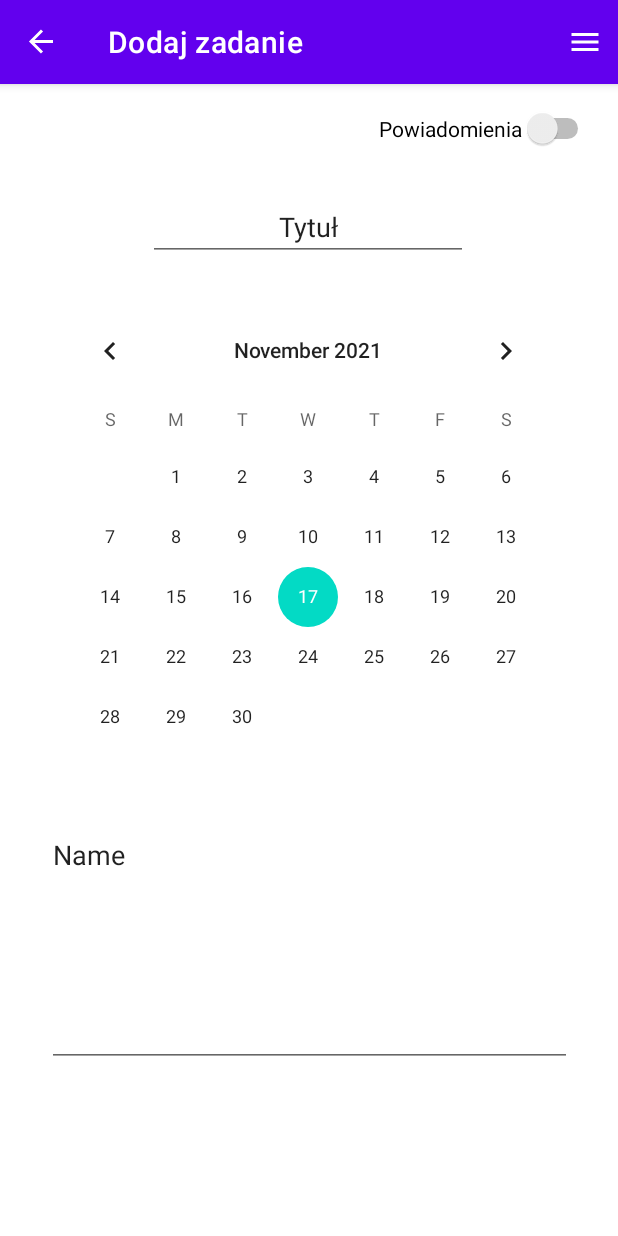
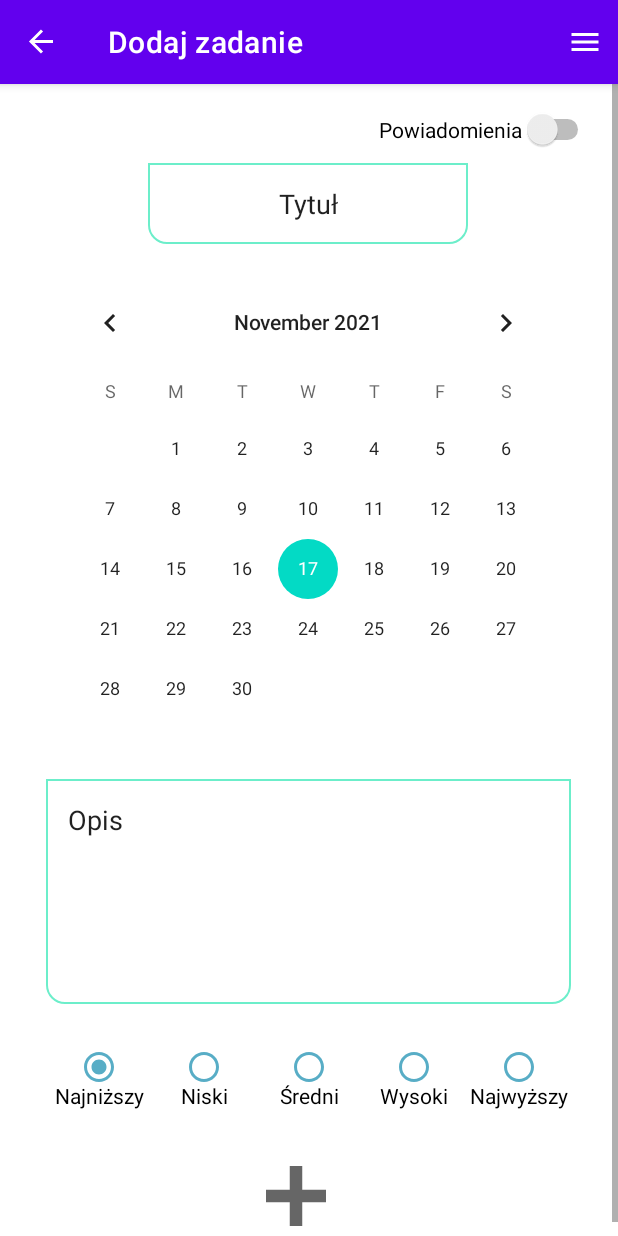
Before and after one commit to cyziek/PUM_Todo_list, an Android app: the AddToList screen opened through its navigation route, on a phone screen of 412 x 824 dp. Run offline under Robolectric (Android 15) with nearby library versions, the phone set to English and light mode, and no system bars; our stand-ins replace navigation-ui.

Commit message:
List add overlay
Finished

```diff
--- a/app/src/main/java/com/example/aplikacjazarzadzaniazadaniami/AddToList.kt
+++ b/app/src/main/java/com/example/aplikacjazarzadzaniazadaniami/AddToList.kt
@@ -15,7 +15,9 @@ import com.example.aplikacjazarzadzaniazadaniami.databinding.ListAddBinding
 import com.google.android.material.snackbar.Snackbar
 import androidx.core.content.ContextCompat.getSystemService
 import android.app.Activity
+import android.util.Log
 import android.view.View.OnFocusChangeListener
+import android.widget.Toast
 import androidx.core.content.ContextCompat.getSystemService
 
 
@@ -45,21 +47,16 @@ class AddToList : Fragment() {
 
         _binding = ListAddBinding.inflate(inflater, container, false)
         return binding.root
-
     }
 
     override fun onViewCreated(view: View, savedInstanceState: Bundle?) {
         super.onViewCreated(view, savedInstanceState)
 
-        binding.add.setOnClickListener{ view ->
-            Snackbar.make(view, "Hehe GUZIG :-DDD", Snackbar.LENGTH_LONG)
-                .setAction("Action", null).show()
+        binding.add.setOnClickListener{
+            Toast.makeText(context, "Dodano zadanie!", Toast.LENGTH_SHORT).show()
+            findNavController().navigate(R.id.action_SecondFragment_to_FirstFragment)
+//            Log.d("Beniz", "hehe");
         }
-
-        binding.add.setOnClickListener {
-            findNavController().navigate(R.id.action_SecondFragment_to_FirstFragment)
-        }
-
     }
 
     override fun onDestroyView() {
--- /dev/null
+++ b/app/src/main/res/drawable/edit_text_style.xml
@@ -0,0 +1,21 @@
+<shape
+    xmlns:android="http://schemas.android.com/apk/res/android"
+    android:shape="rectangle">
+    <solid
+        android:color="@android:color/transparent"/>
+
+    <corners
+        android:bottomRightRadius="12dp"
+        android:bottomLeftRadius="12dp"
+        android:topLeftRadius="0dp"
+        android:topRightRadius="0dp"/>
+    <stroke
+        android:color="#6CEECA"
+        android:width="1dp"/>
+
+    <padding
+        android:left="15dp"
+        android:right="15dp"
+        android:top="15dp"
+        android:bottom="15dp" />
+</shape>
--- /dev/null
+++ b/app/src/main/res/drawable/ic_baseline_radio_button_checked_24.xml
@@ -0,0 +1,5 @@
+<vector android:height="24dp" android:tint="#58ADC6"
+    android:viewportHeight="24" android:viewportWidth="24"
+    android:width="24dp" xmlns:android="http://schemas.android.com/apk/res/android">
+    <path android:fillColor="@android:color/white" android:pathData="M12,7c-2.76,0 -5,2.24 -5,5s2.24,5 5,5 5,-2.24 5,-5 -2.24,-5 -5,-5zM12,2C6.48,2 2,6.48 2,12s4.48,10 10,10 10,-4.48 10,-10S17.52,2 12,2zM12,20c-4.42,0 -8,-3.58 -8,-8s3.58,-8 8,-8 8,3.58 8,8 -3.58,8 -8,8z"/>
+</vector>
--- /dev/null
+++ b/app/src/main/res/drawable/ic_baseline_radio_button_unchecked_24.xml
@@ -0,0 +1,5 @@
+<vector android:height="24dp" android:tint="#58ADC6"
+    android:viewportHeight="24" android:viewportWidth="24"
+    android:width="24dp" xmlns:android="http://schemas.android.com/apk/res/android">
+    <path android:fillColor="@android:color/white" android:pathData="M12,2C6.48,2 2,6.48 2,12s4.48,10 10,10 10,-4.48 10,-10S17.52,2 12,2zM12,20c-4.42,0 -8,-3.58 -8,-8s3.58,-8 8,-8 8,3.58 8,8 -3.58,8 -8,8z"/>
+</vector>
--- /dev/null
+++ b/app/src/main/res/drawable/rd_button.xml
@@ -0,0 +1,5 @@
+<?xml version="1.0" encoding="utf-8"?>
+<selector xmlns:android="http://schemas.android.com/apk/res/android">
+    <item android:drawable="@drawable/ic_baseline_radio_button_checked_24" android:state_checked="true"/>
+    <item android:drawable="@drawable/ic_baseline_radio_button_unchecked_24" android:state_checked="false"/>
+</selector>
--- a/app/src/main/res/layout/list_add.xml
+++ b/app/src/main/res/layout/list_add.xml
@@ -1,39 +1,24 @@
 <?xml version="1.0" encoding="utf-8"?>
-<androidx.constraintlayout.widget.ConstraintLayout xmlns:android="http://schemas.android.com/apk/res/android"
-    xmlns:app="http://schemas.android.com/apk/res-auto"
+<ScrollView xmlns:app="http://schemas.android.com/apk/res-auto"
     xmlns:tools="http://schemas.android.com/tools"
-    android:layout_width="match_parent"
-    android:layout_height="match_parent"
-    android:focusable="true"
-    android:focusableInTouchMode="true"
+    android:layout_height="match_parent" android:layout_width="match_parent"
+    xmlns:android="http://schemas.android.com/apk/res/android"
     tools:context=".AddToList">
 
-    <ImageButton
-        android:id="@+id/add"
-        android:layout_width="40dp"
-        android:layout_height="40dp"
-        android:layout_marginStart="185dp"
-        android:layout_marginTop="728dp"
-        android:layout_marginEnd="186dp"
-        android:layout_marginBottom="78dp"
-        android:background="@null"
-        android:src="@drawable/ic_baseline_add_24"
-        app:layout_constraintBottom_toBottomOf="parent"
-        app:layout_constraintEnd_toEndOf="parent"
-        app:layout_constraintHorizontal_bias="0.0"
-        app:layout_constraintStart_toStartOf="parent"
-        app:layout_constraintTop_toTopOf="parent"
-        app:layout_constraintVertical_bias="0.643" />
+    <androidx.constraintlayout.widget.ConstraintLayout
+        android:layout_width="match_parent"
+        android:layout_height="match_parent" >
 
         <EditText
             android:id="@+id/title_add"
             android:layout_width="wrap_content"
             android:layout_height="wrap_content"
+            android:background="@drawable/edit_text_style"
             android:ellipsize="start"
             android:ems="10"
-        android:inputType="textPersonName"
+            android:gravity="center_horizontal"
+            android:inputType="text"
             android:text="Tytuł"
-        android:gravity="center_horizontal"
             app:layout_constraintBottom_toTopOf="@+id/date_add"
             app:layout_constraintEnd_toEndOf="parent"
             app:layout_constraintHorizontal_bias="0.497"
@@ -60,8 +45,6 @@
             android:layout_marginStart="30dp"
             android:layout_marginTop="125dp"
             android:layout_marginEnd="31dp"
-        android:layout_marginBottom="268dp"
-        app:layout_constraintBottom_toBottomOf="parent"
             app:layout_constraintEnd_toEndOf="parent"
             app:layout_constraintStart_toStartOf="parent"
             app:layout_constraintTop_toTopOf="parent" />
@@ -69,15 +52,103 @@
         <EditText
             android:id="@+id/desc_add"
             android:layout_width="350dp"
-        android:layout_height="164dp"
+            android:layout_height="150dp"
+            android:background="@drawable/edit_text_style"
             android:ems="10"
-        android:inputType="textPersonName"
-        android:text="Name"
             android:gravity="left"
+            android:inputType="textMultiLine"
+            android:text="Opis"
+            app:layout_constraintEnd_toEndOf="parent"
+            app:layout_constraintHorizontal_bias="0.492"
+            app:layout_constraintStart_toStartOf="parent"
+            app:layout_constraintTop_toBottomOf="@+id/date_add" />
+
+        <RadioGroup
+            android:id="@+id/radiogroup_add1"
+            android:layout_width="350dp"
+            android:layout_height="58dp"
+            android:layout_alignParentTop="true"
+            android:layout_alignParentRight="true"
+            android:layout_marginTop="30dp"
+            android:orientation="horizontal"
+            app:layout_constraintEnd_toEndOf="parent"
+            app:layout_constraintStart_toStartOf="parent"
+            app:layout_constraintTop_toBottomOf="@id/desc_add"
+            tools:ignore="MissingConstraints">
+
+            <RadioButton
+                android:id="@+id/radio_add1"
+                android:layout_width="70dp"
+                android:layout_height="match_parent"
+                android:background="@android:color/transparent"
+                android:button="@android:color/transparent"
+                android:checked="true"
+                android:drawableTop="@drawable/rd_button"
+                android:drawablePadding="-20dp"
+                android:gravity="center"
+                android:text="Najniższy" />
+
+            <RadioButton
+                android:id="@+id/radio_add2"
+                android:layout_width="70dp"
+                android:layout_height="match_parent"
+                android:background="@android:color/transparent"
+                android:button="@android:color/transparent"
+                android:drawableTop="@drawable/rd_button"
+                android:drawablePadding="-20dp"
+                android:gravity="center"
+                android:text="Niski" />
+
+            <RadioButton
+                android:id="@+id/radio_add3"
+                android:layout_width="70dp"
+                android:layout_height="match_parent"
+                android:background="@android:color/transparent"
+                android:button="@android:color/transparent"
+                android:drawableTop="@drawable/rd_button"
+                android:drawablePadding="-20dp"
+                android:gravity="center"
+                android:text="Średni" />
+
+            <RadioButton
+                android:id="@+id/radio_add4"
+                android:layout_width="70dp"
+                android:layout_height="match_parent"
+                android:background="@android:color/transparent"
+                android:button="@android:color/transparent"
+                android:drawableTop="@drawable/rd_button"
+                android:drawablePadding="-20dp"
+                android:gravity="center"
+                android:text="Wysoki" />
+
+            <RadioButton
+                android:id="@+id/radio_add5"
+                android:layout_width="70dp"
+                android:layout_height="match_parent"
+                android:background="@android:color/transparent"
+                android:button="@android:color/transparent"
+                android:drawableTop="@drawable/rd_button"
+                android:drawablePadding="-20dp"
+                android:gravity="center"
+                android:text="Najwyższy" />
+        </RadioGroup>
+
+        <ImageButton
+            android:id="@+id/add"
+            android:layout_width="40dp"
+            android:layout_height="40dp"
+            android:layout_marginStart="177dp"
+            android:layout_marginTop="20dp"
+            android:layout_marginEnd="186dp"
+            android:layout_marginBottom="16dp"
+            android:background="@null"
+            android:src="@drawable/ic_baseline_add_24"
             app:layout_constraintBottom_toBottomOf="parent"
             app:layout_constraintEnd_toEndOf="parent"
+            app:layout_constraintHorizontal_bias="0.0"
             app:layout_constraintStart_toStartOf="parent"
-        app:layout_constraintTop_toTopOf="parent"
-        app:layout_constraintVertical_bias="0.814" />
+            app:layout_constraintTop_toBottomOf="@+id/radiogroup_add1"
+            app:layout_constraintVertical_bias="1.0" />
 
     </androidx.constraintlayout.widget.ConstraintLayout>
+</ScrollView>
```
Lines whose indentation alone changed are shown as unchanged.
